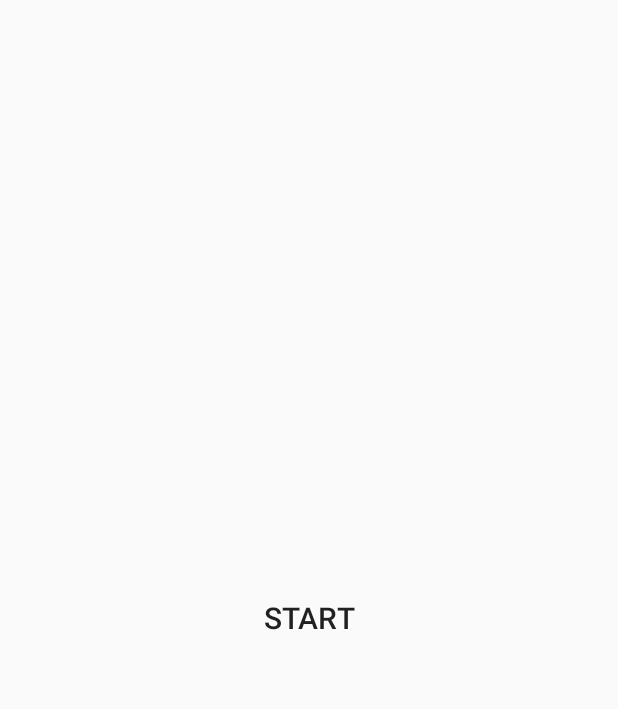
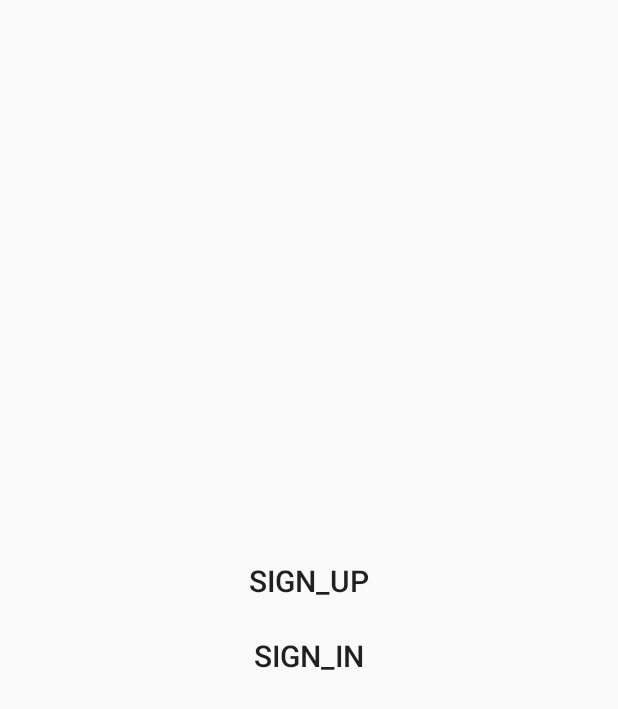
Before and after one commit to hoojeong-dev/OSS-App, an Android app: the screen it shows after launch (MainActivity), on a phone screen of 412 x 824 dp. Before the commit the part shown is almost empty. Shown: the top 709 px of the screen. Run offline under Robolectric (Android 15) with nearby library versions, the phone set to English and light mode, and no system bars.

Commit message:
Add Sign_in, Sign_up page

```diff
--- a/OSS-App/app/src/main/AndroidManifest.xml
+++ b/OSS-App/app/src/main/AndroidManifest.xml
@@ -9,7 +9,9 @@
         android:roundIcon="@mipmap/ic_launcher_round"
         android:supportsRtl="true"
         android:theme="@style/AppThem.NoActionBar">
-        <activity android:name=".NewsList"></activity>
+        <activity android:name=".Sign_in"></activity>
+        <activity android:name=".Sign_up" />
+        <activity android:name=".NewsList" />
         <activity android:name=".CategoryPage" />
         <activity android:name=".MainActivity">
             <intent-filter>
--- a/OSS-App/app/src/main/java/com/example/oss_app/MainActivity.java
+++ b/OSS-App/app/src/main/java/com/example/oss_app/MainActivity.java
@@ -8,19 +8,28 @@ import android.widget.Button;
 
 public class MainActivity extends Activity {
 
-    Button start_btn;
+    Button sign_up_btn, sign_in_btn;
 
     @Override
     protected void onCreate(Bundle savedInstanceState) {
         super.onCreate(savedInstanceState);
         setContentView(R.layout.activity_main);
 
-        start_btn = findViewById(R.id.start_btn);
+        sign_up_btn = findViewById(R.id.sign_up_btn);
+        sign_in_btn = findViewById(R.id.sign_in_btn);
 
-        start_btn.setOnClickListener(new View.OnClickListener() {
+        sign_up_btn.setOnClickListener(new View.OnClickListener() {
             @Override
             public void onClick(View v) {
-                Intent intent = new Intent(MainActivity.this, CategoryPage.class);
+                Intent intent = new Intent(MainActivity.this, Sign_up.class);
+                startActivity(intent);
+            }
+        });
+
+        sign_in_btn.setOnClickListener(new View.OnClickListener() {
+            @Override
+            public void onClick(View v) {
+                Intent intent = new Intent(MainActivity.this, Sign_in.class);
                 startActivity(intent);
             }
         });
--- a/OSS-App/app/src/main/res/layout/activity_main.xml
+++ b/OSS-App/app/src/main/res/layout/activity_main.xml
@@ -1,19 +1,29 @@
 <?xml version="1.0" encoding="utf-8"?>
-<RelativeLayout
+<LinearLayout
     xmlns:android="http://schemas.android.com/apk/res/android"
     xmlns:app="http://schemas.android.com/apk/res-auto"
     xmlns:tools="http://schemas.android.com/tools"
     android:layout_width="match_parent"
     android:layout_height="match_parent"
     android:gravity="center"
+    android:orientation="vertical"
     tools:context=".MainActivity">
 
     <Button
-        android:id="@+id/start_btn"
+        android:id="@+id/sign_up_btn"
         android:layout_width="100dp"
         android:layout_height="50dp"
-        android:text="START"
-        android:textSize="20dp"
+        android:background="#00ff0000"
         android:gravity="center"
-        android:background="#00ff0000"/>
-</RelativeLayout>
+        android:text="Sign_up"
+        android:textSize="20dp" />
+
+    <Button
+        android:id="@+id/sign_in_btn"
+        android:layout_width="100dp"
+        android:layout_height="50dp"
+        android:background="#00ff0000"
+        android:gravity="center"
+        android:text="Sign_in"
+        android:textSize="20dp" />
+</LinearLayout>
```
Also changed, not shown: OSS-App/app/src/main/java/com/example/oss_app/Sign_in.java (added, +57 -0 lines), OSS-App/app/src/main/java/com/example/oss_app/Sign_up.java (added, +76 -0 lines), OSS-App/app/src/main/res/layout/activity_sign_in.xml (added, +33 -0 lines), OSS-App/app/src/main/res/layout/activity_sign_up.xml (added, +65 -0 lines).
